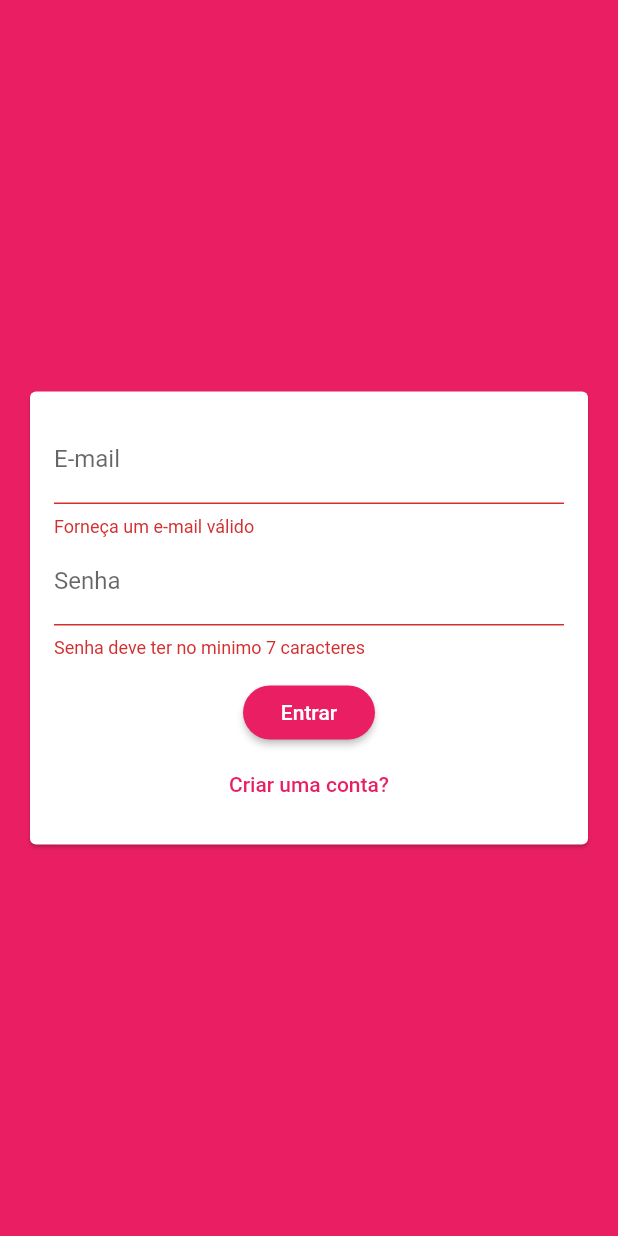
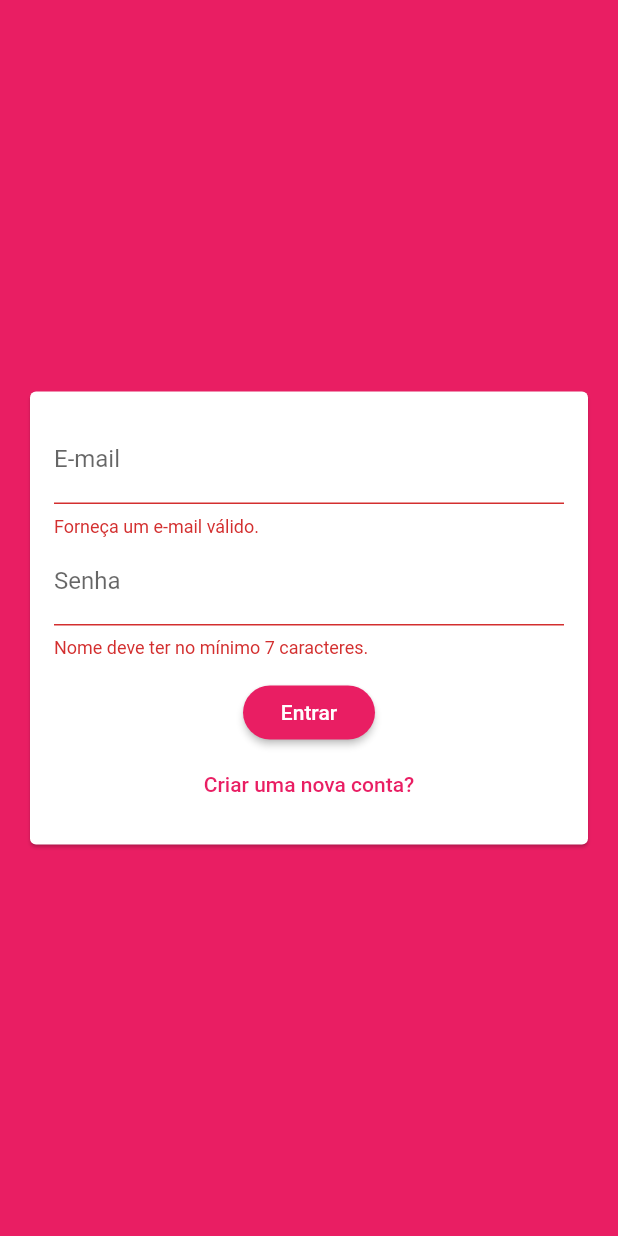
Before and after one commit to Joandysson/app_chat, a Flutter app: the screen it shows after launch, after a tap on "Entrar", on a phone screen of 412 x 824 dp. Run offline on Flutter 3.47's test engine with Material 2 defaults, Android fonts, the light colour scheme and no system bars; our stand-ins replace cloud_firestore, firebase_auth, firebase_core, firebase_messaging, firebase_storage, image_picker; accounts and stored records are empty.

Commit message:
finish application

```diff
--- a/lib/main.dart
+++ b/lib/main.dart
@@ -1,6 +1,8 @@
 import 'package:app_chat/screens/auth.dart';
 import 'package:app_chat/screens/chat.dart';
+import 'package:app_chat/screens/splash.dart';
 import 'package:firebase_auth/firebase_auth.dart';
+import 'package:firebase_core/firebase_core.dart';
 import 'package:flutter/material.dart';
 
 void main() {
@@ -10,11 +12,17 @@ void main() {
 class MyApp extends StatelessWidget {
   @override
   Widget build(BuildContext context) {
+    final Future<FirebaseApp> _init = Firebase.initializeApp();
+
+    return FutureBuilder(
+      future: _init,
+      builder: (ctx, appShapshot) {
         return MaterialApp(
           title: 'Flutter Chat',
           theme: ThemeData(
             primarySwatch: Colors.pink,
-        backgroundColor: Colors.deepPurple,
+            backgroundColor: Colors.pink,
+            accentColor: Colors.deepPurple,
             accentColorBrightness: Brightness.dark,
             buttonTheme: ButtonTheme.of(context).copyWith(
               buttonColor: Colors.pink,
@@ -23,17 +31,22 @@ class MyApp extends StatelessWidget {
                 borderRadius: BorderRadius.circular(20),
               ),
             ),
+            visualDensity: VisualDensity.adaptivePlatformDensity,
           ),
-      // home: Chat(),
-      home: StreamBuilder(
-        stream: FirebaseAuth.instance.onAuthStateChanged,
+          home: appShapshot.connectionState == ConnectionState.waiting
+              ? Splash()
+              : StreamBuilder(
+                  stream: FirebaseAuth.instance.authStateChanges(),
                   builder: (ctx, userSnapshot) {
                     if (userSnapshot.hasData) {
                       return Chat();
+                    } else {
+                      return Auth();
                     }
-          return Auth();
                   },
                 ),
         );
+      },
+    );
   }
 }
--- a/lib/models/auth_data.dart
+++ b/lib/models/auth_data.dart
@@ -1,13 +1,15 @@
 import 'dart:io';
 
-enum AuthMode { LOGIN, SIGNUP }
+enum AuthMode {
+  LOGIN,
+  SIGNUP,
+}
 
 class AuthData {
   String name;
   String email;
   String password;
   File image;
-
   AuthMode _mode = AuthMode.LOGIN;
 
   bool get isSignup {
--- a/lib/screens/auth.dart
+++ b/lib/screens/auth.dart
@@ -17,13 +17,12 @@ class _AuthState extends State<Auth> {
 
   bool _isLoading = false;
 
-  Future _handleSubmit(AuthData authData) async {
+  Future<void> _handleSubmit(AuthData authData) async {
     setState(() {
       _isLoading = true;
     });
 
-    AuthResult authResult;
-
+    UserCredential authResult;
     try {
       if (authData.isLogin) {
         authResult = await _auth.signInWithEmailAndPassword(
@@ -47,16 +46,16 @@ class _AuthState extends State<Auth> {
         final userData = {
           'name': authData.name,
           'email': authData.email,
-          'imageUrl': url
+          'imageUrl': url,
         };
 
-        await Firestore.instance
+        await FirebaseFirestore.instance
             .collection('users')
-            .document(authResult.user.uid)
-            .setData(userData);
+            .doc(authResult.user.uid)
+            .set(userData);
       }
     } on PlatformException catch (err) {
-      final msg = err.message ?? 'Ocorreu um erro!';
+      final msg = err.message ?? 'Ocorreu um erro! Verifique suas credenciais!';
       _scaffoldKey.currentState.showSnackBar(
         SnackBar(
           content: Text(msg),
@@ -82,9 +81,9 @@ class _AuthState extends State<Auth> {
         child: SingleChildScrollView(
           child: Column(
             mainAxisSize: MainAxisSize.min,
-            children: [
+            children: <Widget>[
               Stack(
-                children: [
+                children: <Widget>[
                   AuthForm(_handleSubmit),
                   if (_isLoading)
                     Positioned.fill(
@@ -96,7 +95,8 @@ class _AuthState extends State<Auth> {
                         child: Center(
                           child: CircularProgressIndicator(),
                         ),
-                    )),
+                      ),
+                    ),
                 ],
               ),
             ],
--- /dev/null
+++ b/lib/screens/splash.dart
@@ -0,0 +1,13 @@
+import 'package:flutter/material.dart';
+
+class Splash extends StatelessWidget {
+  @override
+  Widget build(BuildContext context) {
+    return Scaffold(
+      backgroundColor: Theme.of(context).primaryColor,
+      body: Center(
+        child: Text('Loading...'),
+      ),
+    );
+  }
+}
--- a/lib/widgets/auth_form.dart
+++ b/lib/widgets/auth_form.dart
@@ -18,19 +18,19 @@ class _AuthFormState extends State<AuthForm> {
   final AuthData _authData = AuthData();
 
   _submit() {
-    final isValid = _formKey.currentState.validate();
+    bool isValid = _formKey.currentState.validate();
     FocusScope.of(context).unfocus();
 
     if (_authData.image == null && _authData.isSignup) {
       Scaffold.of(context).showSnackBar(
         SnackBar(
-          content: Text('imagem não informada'),
+          content: Text('Precisamos da sua foto!'),
           backgroundColor: Theme.of(context).errorColor,
         ),
       );
-
       return;
     }
+
     if (isValid) {
       widget.onSubmit(_authData);
     }
@@ -51,10 +51,13 @@ class _AuthFormState extends State<AuthForm> {
             child: Form(
               key: _formKey,
               child: Column(
-                children: [
+                children: <Widget>[
                   if (_authData.isSignup) UserImagePicker(_handlePickedImage),
                   if (_authData.isSignup)
                     TextFormField(
+                      autocorrect: true,
+                      textCapitalization: TextCapitalization.words,
+                      enableSuggestions: false,
                       key: ValueKey('name'),
                       decoration: InputDecoration(
                         labelText: 'Nome',
@@ -63,36 +66,40 @@ class _AuthFormState extends State<AuthForm> {
                       onChanged: (value) => _authData.name = value,
                       validator: (value) {
                         if (value == null || value.trim().length < 4) {
-                          return 'Nome deve ter no minimo 4 caracteres';
+                          return 'Nome deve ter no mínimo 4 caracteres.';
                         }
                         return null;
                       },
                     ),
                   TextFormField(
+                    autocorrect: false,
+                    textCapitalization: TextCapitalization.none,
+                    enableSuggestions: false,
                     key: ValueKey('email'),
                     decoration: InputDecoration(
                       labelText: 'E-mail',
                     ),
+                    onChanged: (value) => _authData.email = value,
                     validator: (value) {
                       if (value == null || !value.contains('@')) {
-                        return 'Forneça um e-mail válido';
+                        return 'Forneça um e-mail válido.';
                       }
                       return null;
                     },
-                    onChanged: (value) => _authData.email = value,
                   ),
                   TextFormField(
                     key: ValueKey('password'),
+                    obscureText: true,
                     decoration: InputDecoration(
                       labelText: 'Senha',
                     ),
+                    onChanged: (value) => _authData.password = value,
                     validator: (value) {
                       if (value == null || value.trim().length < 7) {
-                        return 'Senha deve ter no minimo 7 caracteres';
+                        return 'Nome deve ter no mínimo 7 caracteres.';
                       }
                       return null;
                     },
-                    onChanged: (value) => _authData.password = value,
                   ),
                   SizedBox(height: 12),
                   RaisedButton(
@@ -103,7 +110,7 @@ class _AuthFormState extends State<AuthForm> {
                     textColor: Theme.of(context).primaryColor,
                     child: Text(
                       _authData.isLogin
-                          ? 'Criar uma conta?'
+                          ? 'Criar uma nova conta?'
                           : 'Já possui uma conta?',
                     ),
                     onPressed: () {
@@ -111,7 +118,7 @@ class _AuthFormState extends State<AuthForm> {
                         _authData.toggleMode();
                       });
                     },
-                  )
+                  ),
                 ],
               ),
             ),
```
Also changed, not shown: lib/screens/chat.dart (+40 -8 lines), lib/widgets/message_bubble.dart (renamed from lib/widgets/messages_bubble.dart, +14 -13 lines), lib/widgets/messages.dart (+9 -19 lines), lib/widgets/new_message.dart (+15 -9 lines), lib/widgets/user_image_picker.dart (+11 -10 lines), pubspec.yaml (+5 -5 lines), firebase.json (added), pubspec.lock, 11 other files. Lines whose indentation alone changed are shown as unchanged.
